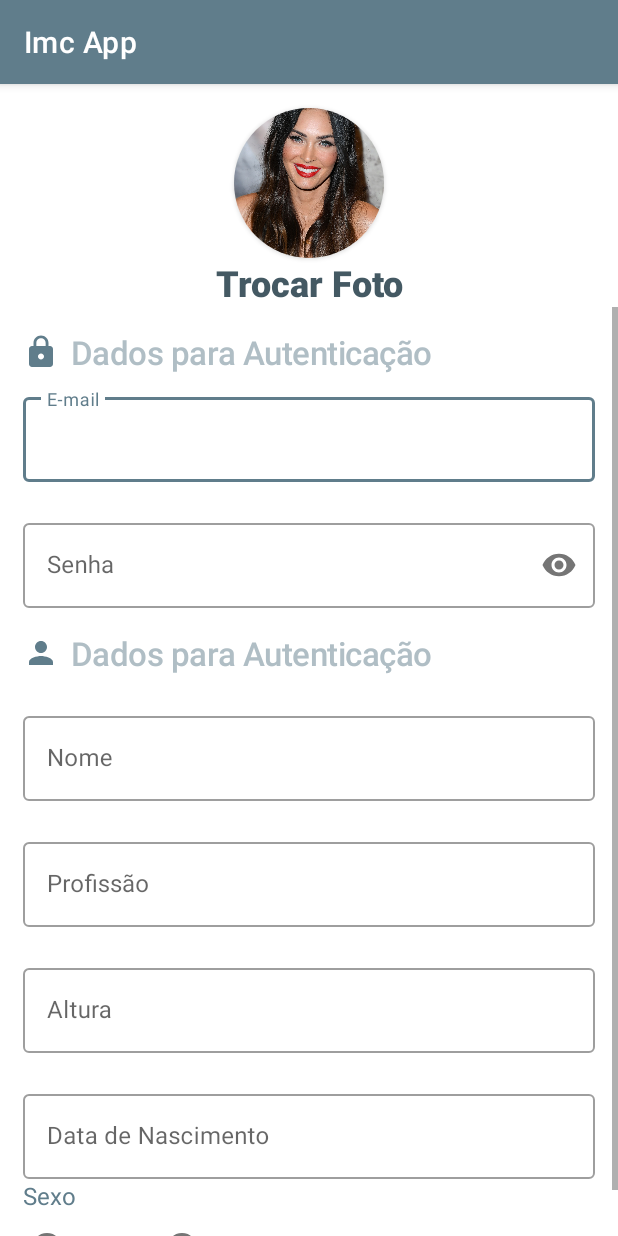
After one commit to GeorgeLeal7/Imc-App, an Android app: the NovoUsuarioActivity screen opened directly, with no data from a screen before it, on a phone screen of 412 x 824 dp. The commit adds this screen. Run offline under Robolectric (Android 15) with nearby library versions, the phone set to English and light mode, and no system bars; Roboto replaces fonts that are not available here.

Commit message:
Projeto em andamento...

```diff
--- a/app/src/main/AndroidManifest.xml
+++ b/app/src/main/AndroidManifest.xml
@@ -9,7 +9,8 @@
         android:roundIcon="@drawable/imc64"
         android:supportsRtl="true"
         android:theme="@style/Theme.ImcApp">
-        <activity android:name=".DashBoardActivity"></activity>
+        <activity android:name=".NovoUsuarioActivity"></activity>
+        <activity android:name=".DashBoardActivity" />
         <activity
             android:name=".MainActivity"
             android:screenOrientation="portrait">
--- /dev/null
+++ b/app/src/main/java/com/example/imcapp/NovoUsuarioActivity.kt
@@ -0,0 +1,11 @@
+package com.example.imcapp
+
+import androidx.appcompat.app.AppCompatActivity
+import android.os.Bundle
+
+class NovoUsuarioActivity : AppCompatActivity() {
+    override fun onCreate(savedInstanceState: Bundle?) {
+        super.onCreate(savedInstanceState)
+        setContentView(R.layout.activity_novo_usuario)
+    }
+}
--- a/app/src/main/res/drawable/lock_24.xml
+++ b/app/src/main/res/drawable/lock_24.xml
@@ -3,7 +3,7 @@
     android:height="24dp"
     android:viewportWidth="24"
     android:viewportHeight="24"
-    android:tint="?attr/colorControlNormal">
+    android:tint="@color/blue_500">
   <path
       android:fillColor="@android:color/white"
       android:pathData="M18,8h-1L17,6c0,-2.76 -2.24,-5 -5,-5S7,3.24 7,6v2L6,8c-1.1,0 -2,0.9 -2,2v10c0,1.1 0.9,2 2,2h12c1.1,0 2,-0.9 2,-2L20,10c0,-1.1 -0.9,-2 -2,-2zM12,17c-1.1,0 -2,-0.9 -2,-2s0.9,-2 2,-2 2,0.9 2,2 -0.9,2 -2,2zM15.1,8L8.9,8L8.9,6c0,-1.71 1.39,-3.1 3.1,-3.1 1.71,0 3.1,1.39 3.1,3.1v2z"/>
--- /dev/null
+++ b/app/src/main/res/drawable/person_24.xml
@@ -0,0 +1,10 @@
+<vector xmlns:android="http://schemas.android.com/apk/res/android"
+    android:width="24dp"
+    android:height="24dp"
+    android:viewportWidth="24"
+    android:viewportHeight="24"
+    android:tint="@color/blue_500">
+  <path
+      android:fillColor="@android:color/white"
+      android:pathData="M12,12c2.21,0 4,-1.79 4,-4s-1.79,-4 -4,-4 -4,1.79 -4,4 1.79,4 4,4zM12,14c-2.67,0 -8,1.34 -8,4v2h16v-2c0,-2.66 -5.33,-4 -8,-4z"/>
+</vector>
--- /dev/null
+++ b/app/src/main/res/layout/activity_novo_usuario.xml
@@ -0,0 +1,187 @@
+<?xml version="1.0" encoding="utf-8"?>
+<LinearLayout xmlns:android="http://schemas.android.com/apk/res/android"
+    xmlns:app="http://schemas.android.com/apk/res-auto"
+    xmlns:tools="http://schemas.android.com/tools"
+    android:layout_width="match_parent"
+    android:layout_height="match_parent"
+    tools:context=".NovoUsuarioActivity"
+    android:orientation="vertical">
+
+    <LinearLayout
+        android:layout_width="match_parent"
+        android:layout_height="wrap_content"
+        android:orientation="vertical">
+
+        <androidx.cardview.widget.CardView
+            android:layout_width="100dp"
+            android:layout_height="100dp"
+            app:cardCornerRadius="50dp"
+            android:layout_gravity="center_horizontal"
+            android:layout_marginTop="16dp">
+
+            <ImageView
+                android:layout_width="match_parent"
+                android:layout_height="match_parent"
+                android:src="@drawable/megan"
+                android:scaleType="centerCrop"/>
+
+        </androidx.cardview.widget.CardView>
+
+        <TextView
+            android:layout_width="match_parent"
+            android:layout_height="wrap_content"
+            android:fontFamily="sans-serif-black"
+            android:gravity="center_horizontal"
+            android:text="Trocar Foto"
+            android:textAppearance="@style/TextAppearance.MaterialComponents.Headline5"
+            android:textColor="@color/blue_700" />
+    </LinearLayout>
+
+    <ScrollView
+        android:layout_width="match_parent"
+        android:layout_height="match_parent">
+
+        <LinearLayout
+            android:layout_width="match_parent"
+            android:layout_height="wrap_content"
+            android:paddingStart="15dp"
+            android:paddingEnd="15dp"
+            android:orientation="vertical">
+
+            <TextView
+                android:layout_width="wrap_content"
+                android:layout_height="wrap_content"
+                android:text="Dados para Autenticação"
+                android:textAppearance="@style/subtitulo"
+                android:drawablePadding="8dp"
+                android:drawableStart="@drawable/lock_24"
+                android:textSize="22sp"
+                android:layout_marginTop="15dp"/>
+
+            <com.google.android.material.textfield.TextInputLayout
+                android:layout_width="match_parent"
+                android:layout_height="wrap_content"
+                android:layout_marginTop="10dp"
+                style="@style/Widget.MaterialComponents.TextInputLayout.OutlinedBox"
+                android:hint="@string/login_et_email"
+                app:endIconMode="clear_text">
+
+                <EditText
+                    android:layout_width="match_parent"
+                    android:layout_height="wrap_content"
+                    android:inputType="textEmailAddress"
+                    android:textColor="@color/blue_500"/>
+
+            </com.google.android.material.textfield.TextInputLayout>
+
+            <com.google.android.material.textfield.TextInputLayout
+                android:layout_width="match_parent"
+                android:layout_height="wrap_content"
+                android:layout_marginTop="22dp"
+                style="@style/Widget.MaterialComponents.TextInputLayout.OutlinedBox"
+                android:hint="@string/login_et_senha"
+                app:passwordToggleEnabled="true">
+
+                <EditText
+                    android:layout_width="match_parent"
+                    android:layout_height="wrap_content"
+                    android:inputType="numberPassword"
+                    android:textColor="@color/blue_500"/>
+
+            </com.google.android.material.textfield.TextInputLayout>
+            <TextView
+                android:layout_width="wrap_content"
+                android:layout_height="wrap_content"
+                android:text="Dados para Autenticação"
+                android:textAppearance="@style/subtitulo"
+                android:drawablePadding="8dp"
+                android:layout_marginTop="15dp"
+                android:drawableStart="@drawable/person_24"
+                android:textSize="22sp"/>
+
+            <com.google.android.material.textfield.TextInputLayout
+                android:layout_width="match_parent"
+                android:layout_height="wrap_content"
+                android:layout_marginTop="22dp"
+                style="@style/Widget.MaterialComponents.TextInputLayout.OutlinedBox"
+                android:hint="Nome">
+
+                <EditText
+                    android:layout_width="match_parent"
+                    android:layout_height="wrap_content"
+                    android:textColor="@color/blue_500"/>
+
+            </com.google.android.material.textfield.TextInputLayout>
+            <com.google.android.material.textfield.TextInputLayout
+                android:layout_width="match_parent"
+                android:layout_height="wrap_content"
+                android:layout_marginTop="22dp"
+                style="@style/Widget.MaterialComponents.TextInputLayout.OutlinedBox"
+                android:hint="Profissão">
+
+                <EditText
+                    android:layout_width="match_parent"
+                    android:layout_height="wrap_content"
+                    android:textColor="@color/blue_500"/>
+
+            </com.google.android.material.textfield.TextInputLayout>
+            <com.google.android.material.textfield.TextInputLayout
+                android:layout_width="match_parent"
+                android:layout_height="wrap_content"
+                android:layout_marginTop="22dp"
+                style="@style/Widget.MaterialComponents.TextInputLayout.OutlinedBox"
+                android:hint="Altura">
+
+                <EditText
+                    android:layout_width="match_parent"
+                    android:layout_height="wrap_content"
+                    android:textColor="@color/blue_500"/>
+
+            </com.google.android.material.textfield.TextInputLayout>
+            <com.google.android.material.textfield.TextInputLayout
+                android:layout_width="match_parent"
+                android:layout_height="wrap_content"
+                android:layout_marginTop="22dp"
+                style="@style/Widget.MaterialComponents.TextInputLayout.OutlinedBox"
+                android:hint="Data de Nascimento">
+
+                <EditText
+                    android:layout_width="match_parent"
+                    android:layout_height="wrap_content"
+                    android:textColor="@color/blue_500"/>
+
+            </com.google.android.material.textfield.TextInputLayout>
+            <com.google.android.material.textfield.TextInputLayout
+                android:layout_width="match_parent"
+                android:layout_height="wrap_content"
+                android:layout_marginTop="0dp"
+                style="@style/Widget.MaterialComponents.TextInputLayout.OutlinedBox"
+                android:paddingTop="0dp">
+
+                <TextView
+                    android:layout_width="wrap_content"
+                    android:layout_height="wrap_content"
+                    android:text="Sexo"
+                    android:textSize="16dp"
+                    android:textColor="@color/blue_500"/>
+                <RadioGroup
+                    android:layout_width="match_parent"
+                    android:layout_height="wrap_content"
+                    android:orientation="horizontal">
+
+                    <RadioButton
+                        android:layout_width="wrap_content"
+                        android:layout_height="wrap_content"
+                        android:text="Feminino"/>
+                    <RadioButton
+                        android:layout_width="wrap_content"
+                        android:layout_height="wrap_content"
+                        android:text="Masculino"/>
+                </RadioGroup>
+
+            </com.google.android.material.textfield.TextInputLayout>
+        </LinearLayout>
+
+    </ScrollView>
+
+</LinearLayout>
```
